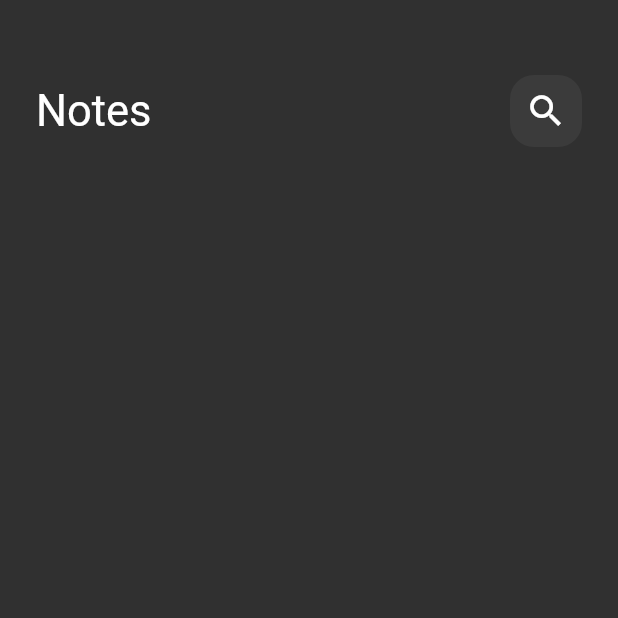
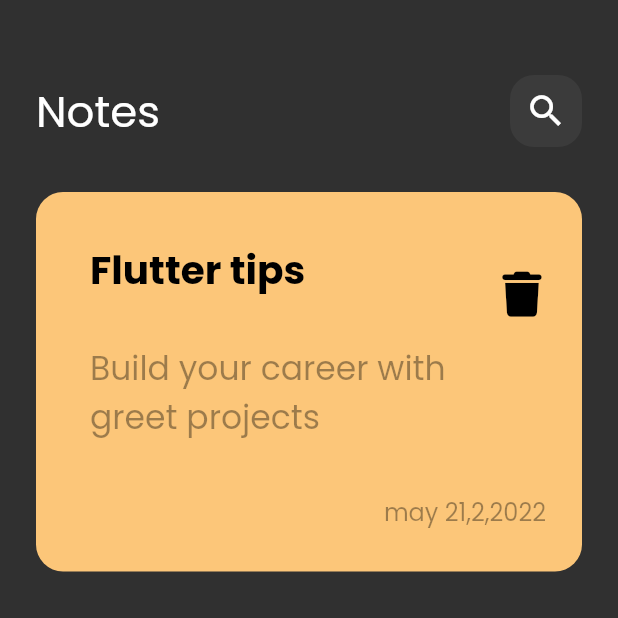
Before and after one commit to waleed-elgendy/Notes_App, a Flutter app: the screen it shows after launch, on a phone screen of 412 x 824 dp, the top half of it. Run offline on Flutter 3.47's test engine with Material 2 defaults, Android fonts, the phone set to English and light mode, and no system bars; our stand-ins replace font_awesome_flutter.

Commit message:
create note item

```diff
--- a/lib/main.dart
+++ b/lib/main.dart
@@ -12,10 +12,13 @@ class NotesApp extends StatelessWidget {
   // This widget is the root of your application.
   @override
   Widget build(BuildContext context) {
-    return  MaterialApp(
+    return MaterialApp(
       debugShowCheckedModeBanner: false,
-      theme: ThemeData.dark(),
-      home:const  HomePage(),
+      theme: ThemeData(
+        brightness: Brightness.dark,
+        fontFamily: "Poppins",
+      ),
+      home: const HomePage(),
     );
   }
 }
--- a/lib/pages/home_page.dart
+++ b/lib/pages/home_page.dart
@@ -1,5 +1,7 @@
 import 'package:flutter/material.dart';
+import 'package:font_awesome_flutter/font_awesome_flutter.dart';
 import 'package:notes_app/shared%20widgets/custom_appBar.dart';
+import 'package:notes_app/shared%20widgets/custom_note_widget.dart';
 
 class HomePage extends StatelessWidget {
   const HomePage({Key? key}) : super(key: key);
@@ -14,8 +16,11 @@ class HomePage extends StatelessWidget {
              SizedBox(
               height: 50,
             ),
-            CustomAppBar(),
-
+             CustomAppBar(),
+             SizedBox(
+              height: 30,
+            ),
+            NoteWidget(),
           ],
         ),
       ),
--- /dev/null
+++ b/lib/shared widgets/custom_note_widget.dart
@@ -0,0 +1,72 @@
+import 'package:flutter/material.dart';
+import 'package:font_awesome_flutter/font_awesome_flutter.dart';
+class NoteWidget extends StatelessWidget {
+  const NoteWidget({
+    super.key,
+  });
+
+  @override
+  Widget build(BuildContext context) {
+    return Container(
+      padding: const EdgeInsets.only(
+        left: 20,
+        top: 28,
+        bottom: 28,
+      ),
+      decoration: BoxDecoration(
+        color: const Color(0xffFCC679),
+        borderRadius: BorderRadius.circular(18),
+      ),
+      child: Column(
+        crossAxisAlignment: CrossAxisAlignment.end,
+        children: [
+          ListTile(
+            title: const Text(
+              'Flutter tips',
+              style: TextStyle(
+                fontSize: 26,
+                color: Colors.black,
+                fontWeight: FontWeight.bold,
+              ),
+            ),
+            subtitle: const Column(
+              children: [
+                SizedBox(
+                  height: 30,
+                ),
+                Text(
+                  'Build your career with greet projects',
+                  style: TextStyle(
+                    fontSize: 22,
+                    color: Colors.black38,
+                  ),
+                ),
+              ],
+            ),
+            trailing: IconButton(
+              onPressed: () {},
+              icon: const Icon(
+                FontAwesomeIcons.trash,
+                color: Colors.black,
+                size: 30,
+              ),
+            ),
+          ),
+          const SizedBox(
+            height: 30,
+          ),
+          const Padding(
+            padding:  EdgeInsets.only(right: 24),
+            child:  Text(
+              'may 21,2,2022',
+              style: TextStyle(
+                fontSize: 16,
+                color: Colors.black38,
+              ),
+            ),
+          ),
+        ],
+      ),
+    );
+  }
+}
```
Also changed, not shown: pubspec.yaml (+6 -11 lines), assets/fonts/Poppins-Regular.ttf (added), pubspec.lock.
